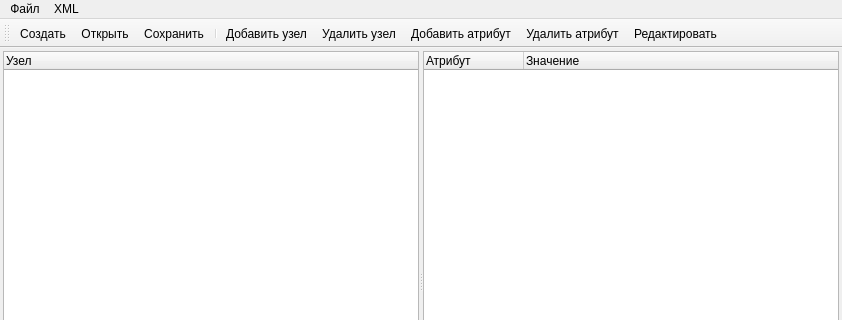
First picture: the form in src/xml36/mainwindow.ui, repository smurav/xml36, before the edit; both pictures show x 0 to 842 and y 0 to 320 of the 842 by 535 pixel window.
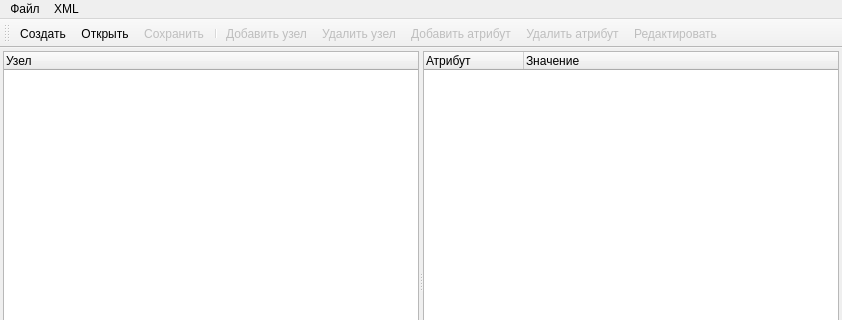
Second picture: the form after the edit. Icons and pictures are not drawn.

Diff of the .ui file:
```diff
--- a/src/xml36/mainwindow.ui
+++ b/src/xml36/mainwindow.ui
@@ -96,6 +96,9 @@
    <addaction name="menuXML"/>
   </widget>
   <widget class="QToolBar" name="mainToolBar">
+   <property name="enabled">
+    <bool>true</bool>
+   </property>
    <property name="iconSize">
     <size>
      <width>16</width>
@@ -142,7 +145,7 @@
   </action>
   <action name="actionSave">
    <property name="enabled">
-    <bool>true</bool>
+    <bool>false</bool>
    </property>
    <property name="icon">
     <iconset resource="res/resource.qrc">
@@ -161,6 +164,9 @@
    </property>
   </action>
   <action name="actionAddAttribute">
+   <property name="enabled">
+    <bool>false</bool>
+   </property>
    <property name="icon">
     <iconset resource="res/resource.qrc">
      <normaloff>:/attribute_add.png</normaloff>:/attribute_add.png</iconset>
@@ -173,6 +179,9 @@
    </property>
   </action>
   <action name="actionRemoveAttribute">
+   <property name="enabled">
+    <bool>false</bool>
+   </property>
    <property name="icon">
     <iconset resource="res/resource.qrc">
      <normaloff>:/attribute_remove.png</normaloff>:/attribute_remove.png</iconset>
@@ -185,6 +194,9 @@
    </property>
   </action>
   <action name="actionEdit">
+   <property name="enabled">
+    <bool>false</bool>
+   </property>
    <property name="icon">
     <iconset resource="res/resource.qrc">
      <normaloff>:/pencil.png</normaloff>:/pencil.png</iconset>
@@ -205,6 +217,9 @@
    </property>
   </action>
   <action name="actionAddNode">
+   <property name="enabled">
+    <bool>false</bool>
+   </property>
    <property name="icon">
     <iconset resource="res/resource.qrc">
      <normaloff>:/node_add.png</normaloff>:/node_add.png</iconset>
@@ -217,6 +232,9 @@
    </property>
   </action>
   <action name="actionRemoveNode">
+   <property name="enabled">
+    <bool>false</bool>
+   </property>
    <property name="icon">
     <iconset resource="res/resource.qrc">
      <normaloff>:/node_remove.png</normaloff>:/node_remove.png</iconset>
```
Left out of the diff: 7 changed lines with no effect on the pictures.
